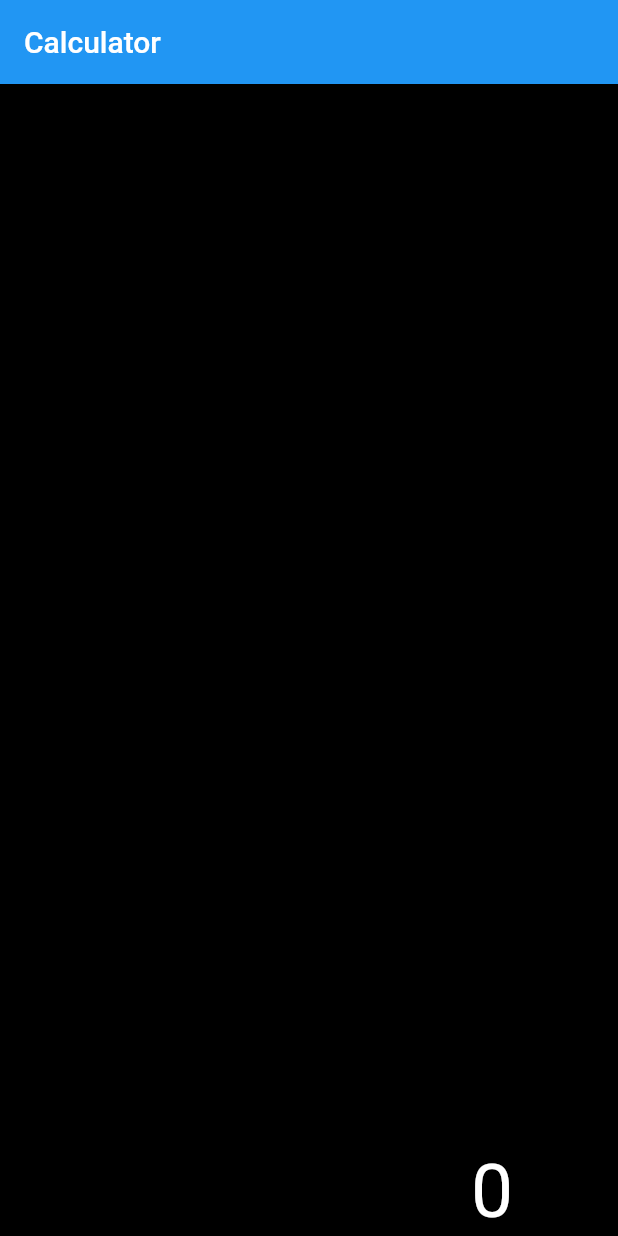
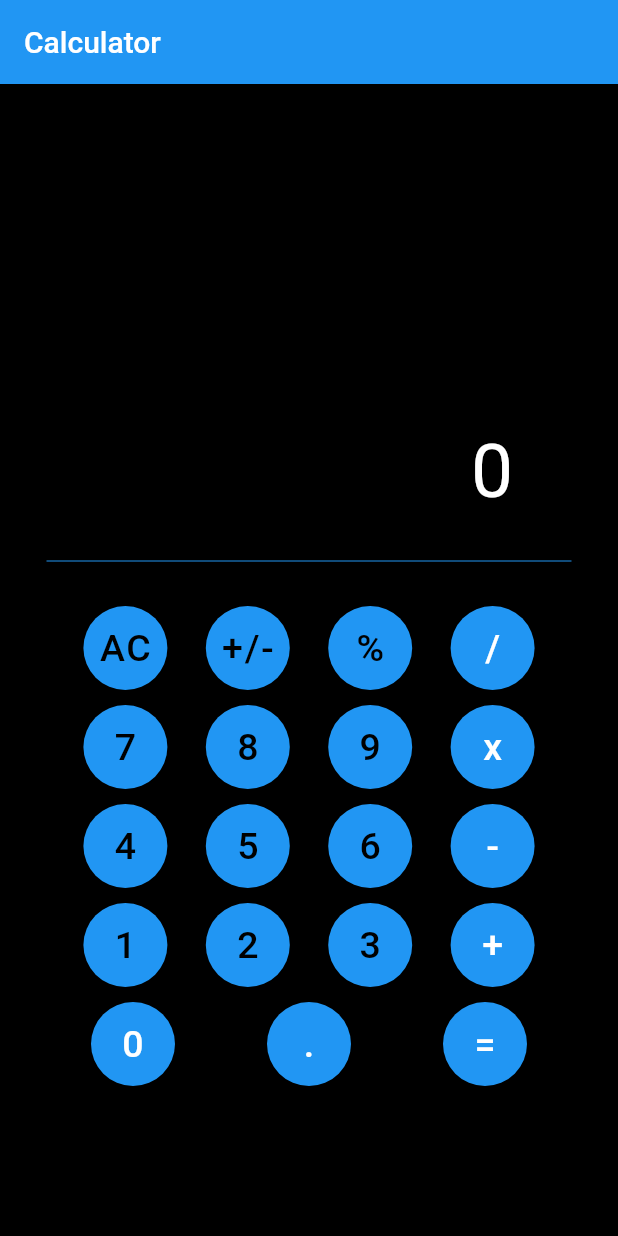
Before and after one commit to jawadRezaei10/simple-calculator, a Flutter app: the screen it shows after launch, on a phone screen of 412 x 824 dp. Run offline on Flutter 3.47's test engine with Material 2 defaults, Android fonts, the phone set to English and light mode, and no system bars.

Commit message:
calculator completed

```diff
--- a/lib/main.dart
+++ b/lib/main.dart
@@ -67,7 +67,81 @@ class _CalculatorState extends State<Calculator> {
                   )
                 ],
               ),
-            )
+            ),
+            const SizedBox(
+              height: 60,
+              width: 350,
+              child: Divider(
+                color: Colors.blue,
+              ),
+            ),
+            Row(
+              mainAxisAlignment: MainAxisAlignment.spaceEvenly,
+              children: [
+                calcButton('AC', Colors.grey, Colors.black),
+                calcButton('+/-', Colors.grey, Colors.black),
+                calcButton('%', Colors.grey, Colors.black),
+                calcButton('/', Colors.amber, Colors.white),
+              ],
+            ),
+            SizedBox(
+              height: 10,
+            ),
+            Row(
+              mainAxisAlignment: MainAxisAlignment.spaceEvenly,
+              children: [
+                calcButton('7', Colors.grey, Colors.black),
+                calcButton('8', Colors.grey, Colors.black),
+                calcButton('9', Colors.grey, Colors.black),
+                calcButton('x', Colors.amber, Colors.white),
+              ],
+            ),
+            SizedBox(
+              height: 10,
+            ),
+            Row(
+              mainAxisAlignment: MainAxisAlignment.spaceEvenly,
+              children: [
+                calcButton('4', Colors.grey, Colors.black),
+                calcButton('5', Colors.grey, Colors.black),
+                calcButton('6', Colors.grey, Colors.black),
+                calcButton('-', Colors.amber, Colors.white),
+              ],
+            ),
+            SizedBox(
+              height: 10,
+            ),
+            Row(
+              mainAxisAlignment: MainAxisAlignment.spaceEvenly,
+              children: [
+                calcButton('1', Colors.grey, Colors.black),
+                calcButton('2', Colors.grey, Colors.black),
+                calcButton('3', Colors.grey, Colors.black),
+                calcButton('+', Colors.amber, Colors.white),
+              ],
+            ),
+            SizedBox(
+              height: 10,
+            ),
+            Row(
+              mainAxisAlignment: MainAxisAlignment.spaceAround,
+              children: [
+                FloatingActionButton(
+                  onPressed: () {
+                    calculation('0');
+                  },
+                  child: const Text(
+                    '0',
+                    style: TextStyle(fontSize: 25, color: Colors.white),
+                  ),
+                ),
+                calcButton('.', Colors.grey, Colors.white),
+                calcButton('=', Colors.amber, Colors.white),
+              ],
+            ),
+            const SizedBox(
+              height: 100,
+            ),
           ],
         ),
       ),
@@ -151,6 +225,23 @@ class _CalculatorState extends State<Calculator> {
     numOne = double.parse(result);
     return doesContainDecimal(result);
   }
+
+  String sub() {
+    result = (numOne - numTwo).toString();
+    numOne = double.parse(result);
+    return doesContainDecimal(result);
+  }
+
+  String mul() {
+    result = (numOne * numTwo).toString();
+    numOne = double.parse(result);
+    return doesContainDecimal(result);
+  }
+
+  String div() {
+    result = (numOne / numTwo).toString();
+    numOne = double.parse(result);
+    return doesContainDecimal(result);
   }
 
   String doesContainDecimal(dynamic result) {
@@ -162,3 +253,4 @@ String doesContainDecimal(dynamic result) {
     }
     return result;
   }
+}
```
Lines whose indentation alone changed are shown as unchanged.
